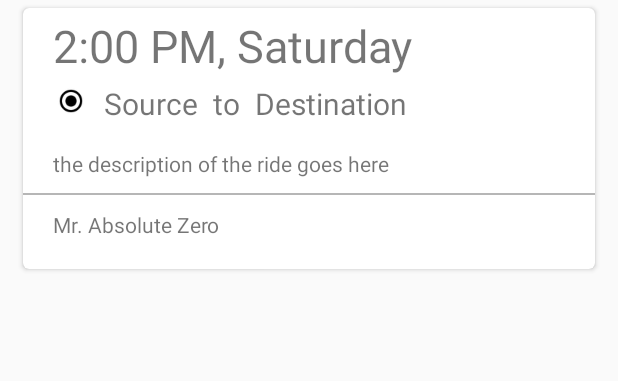
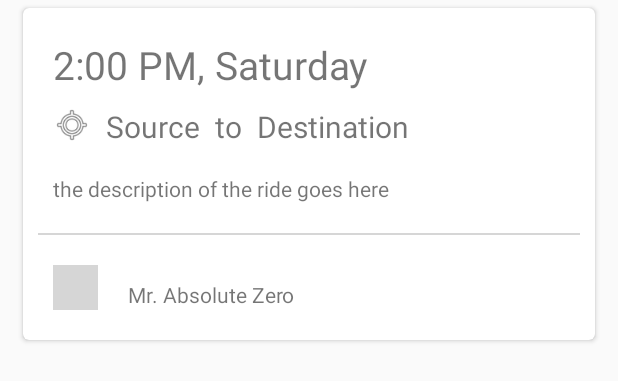
Before and after one commit to coders-circle/carpool-nepal, an Android app: the layout card_layout.xml on its own in the app's theme, with its tools: preview values and no code run, on a phone screen of 412 x 824 dp. Shown: the top 381 px of the screen. Run offline under Robolectric (Android 15) with nearby library versions, the phone set to English and light mode, and no system bars; grey boxes are pictures that could not be loaded.

```diff
--- a/android-app/app/src/main/java/com/notifica/carpoolnepal/CarpoolAdapter.java
+++ b/android-app/app/src/main/java/com/notifica/carpoolnepal/CarpoolAdapter.java
@@ -1,6 +1,8 @@
 package com.notifica.carpoolnepal;
 
+import android.support.v7.widget.CardView;
 import android.support.v7.widget.RecyclerView;
+import android.util.Log;
 import android.view.LayoutInflater;
 import android.view.View;
 import android.view.ViewGroup;
@@ -40,7 +42,7 @@ public class CarpoolAdapter extends RecyclerView.Adapter<CarpoolAdapter.CarpoolV
         carpoolViewHolder.vOriginalPoster.setText(cp.poster.firstName + " " + cp.poster.lastName);
 
     }
-    public static class CarpoolViewHolder extends RecyclerView.ViewHolder{
+    public static class CarpoolViewHolder extends RecyclerView.ViewHolder implements View.OnClickListener{
         protected TextView vTime;
         protected TextView vSource;
         protected TextView vDestination;
@@ -53,6 +55,14 @@ public class CarpoolAdapter extends RecyclerView.Adapter<CarpoolAdapter.CarpoolV
             vDestination = (TextView)v.findViewById(R.id.carpool_destination);
             vDescription = (TextView)v.findViewById(R.id.carpool_description);
             vOriginalPoster = (TextView)v.findViewById(R.id.carpool_original_poster);
+            CardView cardView = (CardView)v.findViewById(R.id.card_view);
+            cardView.setOnClickListener(this);
+
+        }
+        @Override
+        public void onClick(View v) {
+            int position = getAdapterPosition();
+            Log.v("yay item was clicked - ", String.valueOf(position));
         }
     }
 }
--- /dev/null
+++ b/android-app/app/src/main/res/drawable/card_foreground.xml
@@ -0,0 +1,4 @@
+<?xml version="1.0" encoding="utf-8"?>
+<ripple xmlns:android="http://schemas.android.com/apk/res/android"
+    android:color="@color/primary"
+    android:drawable="@drawable/card_foreground_selector" />
--- /dev/null
+++ b/android-app/app/src/main/res/drawable/card_foreground_selector.xml
@@ -0,0 +1,13 @@
+<?xml version="1.0" encoding="utf-8"?>
+<selector xmlns:android="http://schemas.android.com/apk/res/android">
+    <item android:state_pressed="true">
+        <shape android:shape="rectangle">
+            <solid android:color="#18000000"/>
+        </shape>
+    </item>
+    <item android:state_focused="true" android:state_enabled="true">
+        <shape android:shape="rectangle">
+            <solid android:color="#0f000000"/>
+        </shape>
+    </item>
+</selector>
--- a/android-app/app/src/main/res/layout/card_layout.xml
+++ b/android-app/app/src/main/res/layout/card_layout.xml
@@ -13,26 +13,32 @@
         android:layout_width="match_parent"
         android:layout_height="wrap_content"
         card_view:cardCornerRadius="4dp"
+        android:clickable="true"
+        android:focusable="true"
+        android:foreground="@drawable/card_foreground"
         android:layout_margin="5dp">
 
         <RelativeLayout
+            android:layout_marginTop="20dp"
+            android:layout_marginBottom="20dp"
             android:layout_width="match_parent"
             android:layout_height="match_parent">
             <TextView
                 android:id="@+id/carpool_time"
                 android:layout_width="match_parent"
+                android:layout_height="wrap_content"
+                android:layout_marginBottom="10dp"
                 android:text="2:00 PM, Saturday"
                 android:paddingLeft="20dp"
-                android:layout_height="50dp"
-                android:textSize="30sp"
+                android:textSize="26sp"
                 android:gravity="center_vertical"/>
 
             <ImageView
                 android:id="@+id/carpool_location_icon"
                 android:layout_marginLeft="20dp"
-                android:layout_width="24sp"
-                android:layout_height="24sp"
-                android:src="@drawable/abc_btn_radio_to_on_mtrl_015"
+                android:layout_width="25dp"
+                android:layout_height="25dp"
+                android:src="@android:drawable/ic_menu_mylocation"
                 android:layout_below="@id/carpool_time"
                 android:gravity="center_vertical"/>
 
@@ -80,20 +86,31 @@
                 android:gravity="center_vertical"/>
             <View
                 android:id="@+id/carpool_divider"
-                android:layout_marginTop="10dp"
-                android:layout_marginBottom="10dp"
+                android:layout_marginRight="10dp"
+                android:layout_marginLeft="10dp"
+                android:layout_marginTop="20dp"
+                android:layout_marginBottom="20dp"
                 android:layout_width="match_parent"
                 android:layout_height="1dp"
                 android:background="@color/divider"
                 android:layout_below="@id/carpool_description"/>
+            <ImageView
+                android:id="@+id/carpool_user_image"
+                android:layout_marginLeft="20dp"
+                android:layout_width="30dp"
+                android:layout_height="30dp"
+                android:layout_below="@id/carpool_divider"
+                android:src="@drawable/ic_launcher"
+                android:gravity="center_vertical"/>
             <TextView
                 android:id="@+id/carpool_original_poster"
                 android:layout_width="wrap_content"
                 android:layout_height="wrap_content"
                 android:layout_marginLeft="20dp"
-                android:layout_marginBottom="20dp"
+                android:layout_marginTop="10dp"
                 android:text="Mr. Absolute Zero"
                 android:layout_below="@id/carpool_divider"
+                android:layout_toRightOf="@id/carpool_user_image"
                 android:gravity="center_vertical" />
         </RelativeLayout>
     </android.support.v7.widget.CardView>
--- /dev/null
+++ b/android-app/app/src/main/res/layout/fragment_carpool_detail.xml
@@ -0,0 +1,6 @@
+<?xml version="1.0" encoding="utf-8"?>
+<LinearLayout xmlns:android="http://schemas.android.com/apk/res/android"
+    android:orientation="vertical" android:layout_width="match_parent"
+    android:layout_height="match_parent">
+
+</LinearLayout>
--- a/android-app/app/src/main/res/values/colors.xml
+++ b/android-app/app/src/main/res/values/colors.xml
@@ -7,6 +7,6 @@
     <color name="primaryText">#212121</color>
     <color name="secondaryText">#727272</color>
     <color name="icons">#212121</color>
-    <color name="divider">#B6B6B6</color>
+    <color name="divider">#D6D6D6</color>
     <color name="accent_material_light">#4CAF50</color>
 </resources>
```
Also changed, not shown: android-app/app/src/main/ic_user-web.png (added).
